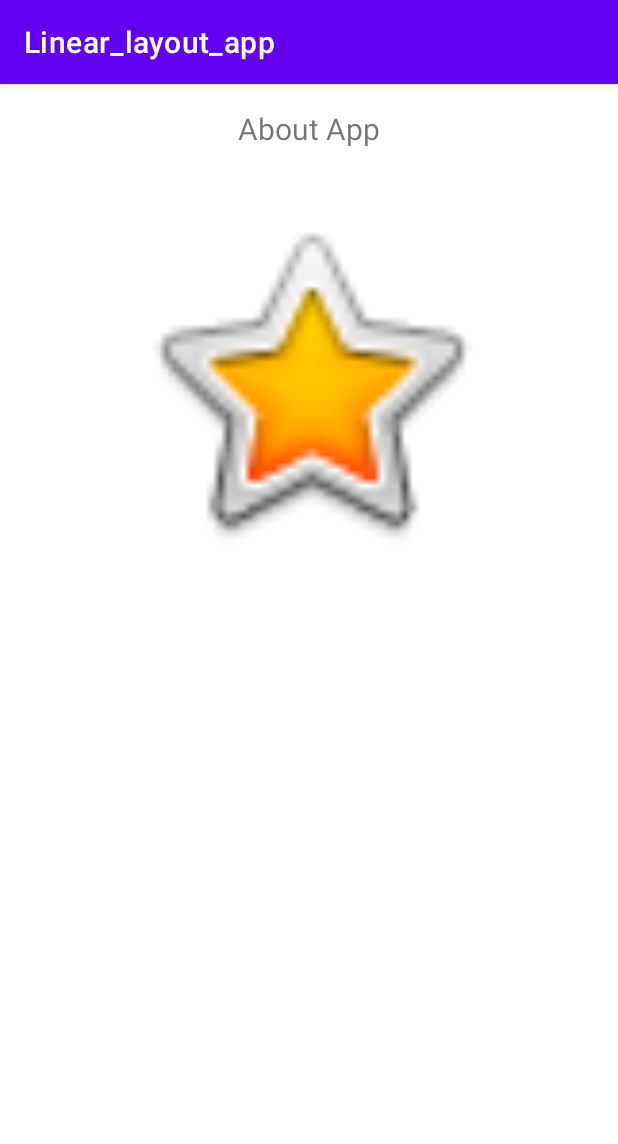
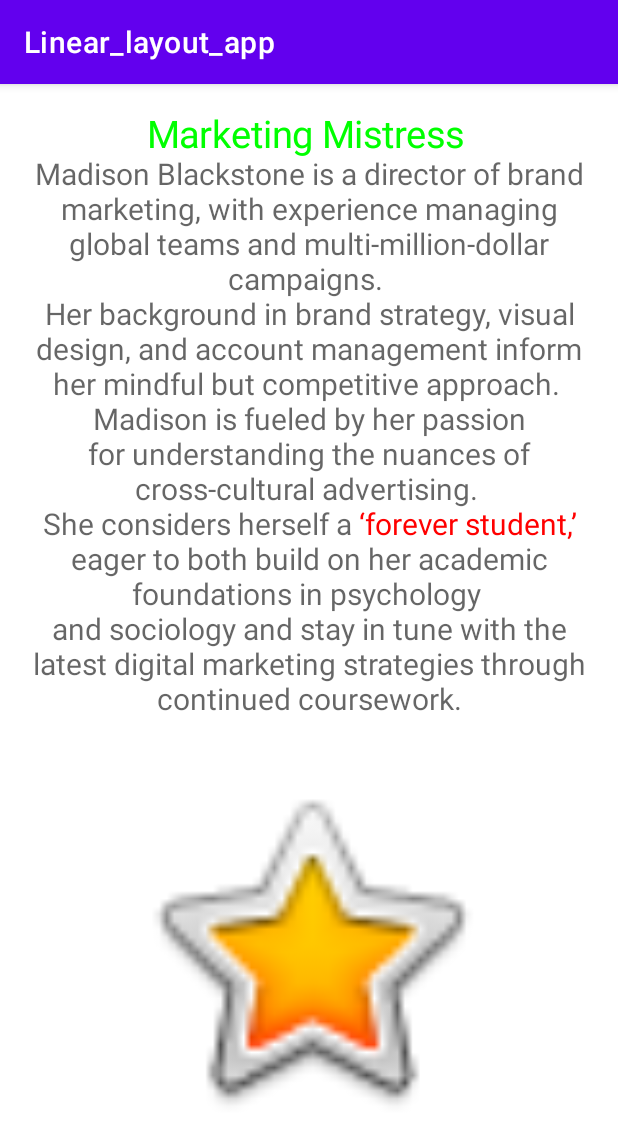
Before and after one commit to moinkse/Android_Studio2.3, an Android app: the screen it shows after launch (MainActivity), on a phone screen of 412 x 824 dp. Shown: the top 1144 px of the screen. Run offline under Robolectric (Android 15) with nearby library versions, the phone set to English and light mode, and no system bars; Roboto replaces fonts that are not available here.

Commit message:
initial commit

```diff
--- a/app/src/main/res/layout/activity_main.xml
+++ b/app/src/main/res/layout/activity_main.xml
@@ -11,10 +11,11 @@
         android:id="@+id/textView"
         style="@style/NameStyle"
         android:layout_width="match_parent"
-        android:layout_height="wrap_content"
+        android:layout_height="405dp"
         android:layout_margin="@dimen/layout_margin"
         android:text="@string/name"
-        android:textAlignment="center" />
+        android:textAlignment="center"
+        android:textAppearance="@style/TextAppearance.AppCompat.Display1" />
 
     <ImageView
         android:id="@+id/star_image"
--- a/app/src/main/res/values/strings.xml
+++ b/app/src/main/res/values/strings.xml
@@ -1,5 +1,10 @@
 <resources>
     <string name="app_name">Linear_layout_app</string>
-    <string name="name">About App</string>
+    <string name="name"><big><font color="green">Marketing Mistress</font></big>
+        \nMadison Blackstone is a director of brand marketing, with experience managing global teams and multi-million-dollar campaigns.
+        \nHer background in brand strategy, visual design, and account management inform her mindful but competitive approach.
+        \nMadison is fueled by her passion for understanding the nuances of cross-cultural advertising.
+        \nShe considers herself a <font color="red" size="20">‘forever student,’</font> eager to both build on her academic foundations in psychology
+        \nand sociology and stay in tune with the latest digital marketing strategies through continued coursework.</string>
     <string name="yellow_star">Yellow star</string>
 </resources>
```
